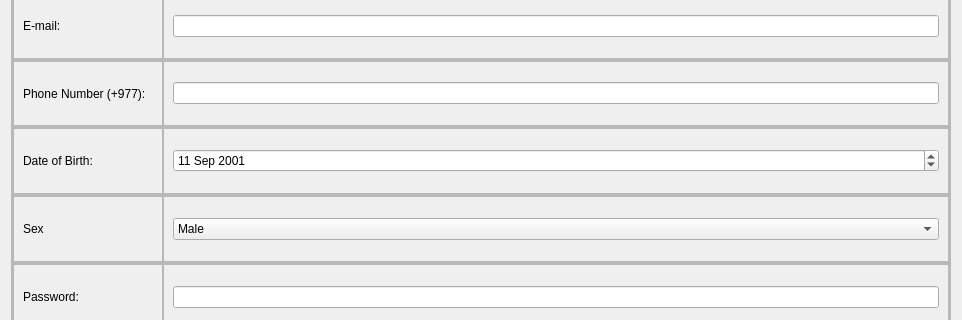
The window that editprofile.ui (aavashlamichhane/LibMan) describes before a commit, drawn with Qt 5; both pictures show x 0 to 962 and y 300 to 620 of the 962 by 778 pixel window.
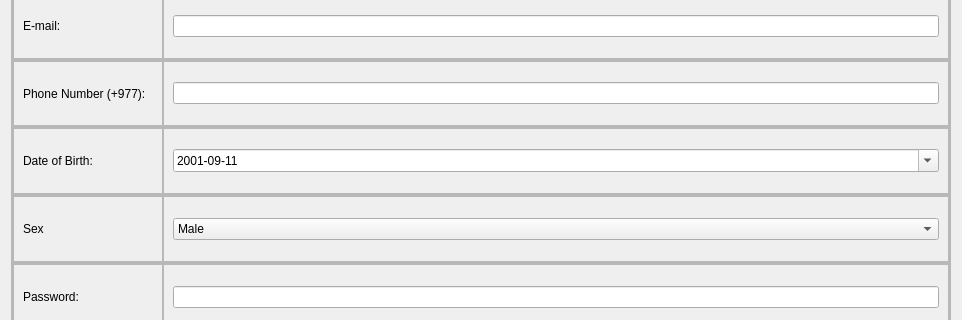
The same window after the commit. Icons and pictures are not drawn.

Patch:
```diff
--- a/editprofile.ui
+++ b/editprofile.ui
@@ -638,6 +638,12 @@
              <layout class="QHBoxLayout" name="horizontalLayout_22">
               <item>
                <widget class="QDateEdit" name="dateEdit">
+                <property name="displayFormat">
+                 <string>yyyy-MM-dd</string>
+                </property>
+                <property name="calendarPopup">
+                 <bool>true</bool>
+                </property>
                 <property name="date">
                  <date>
                   <year>2001</year>
```
